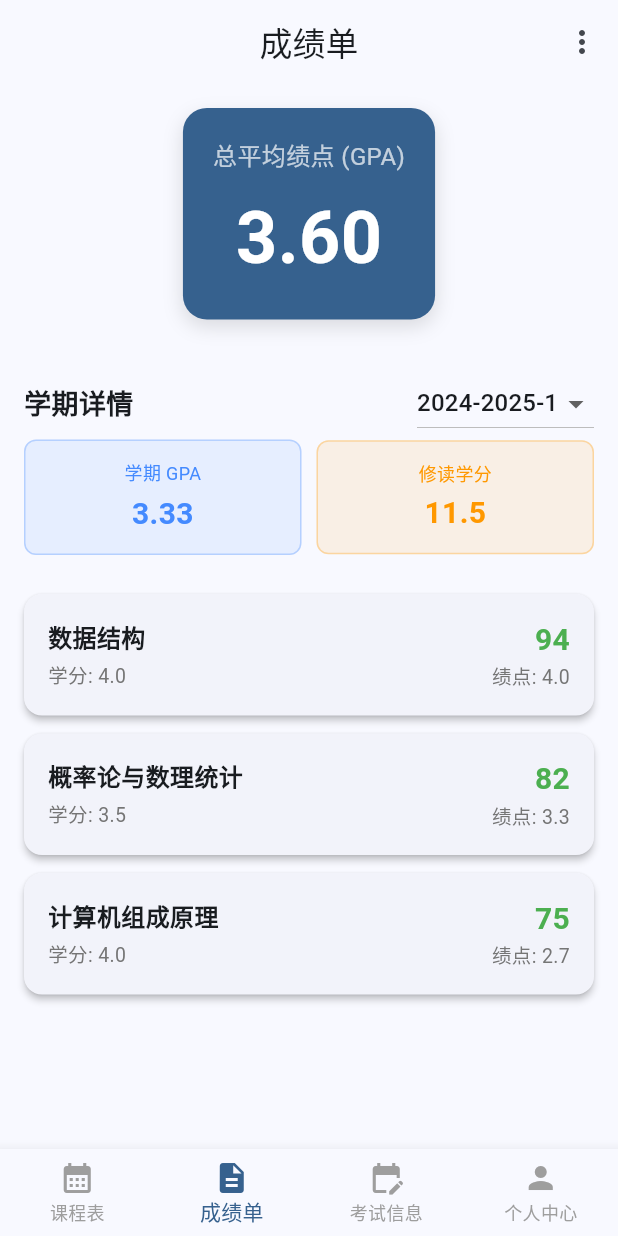
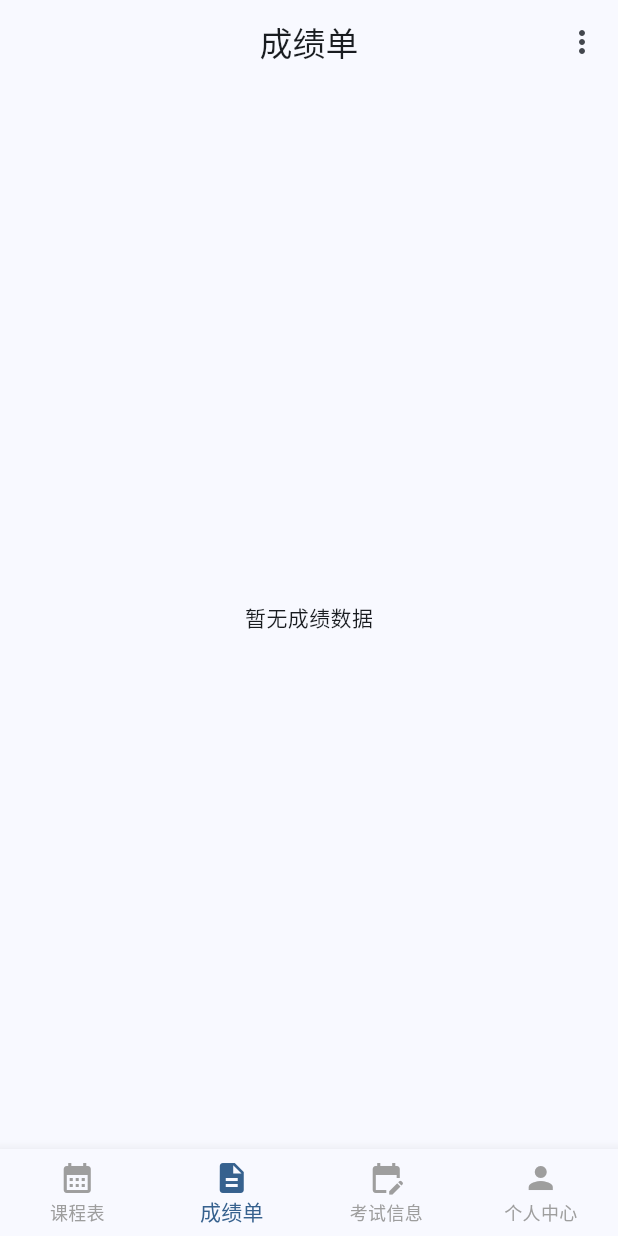
Before and after one commit to HsxMark/MySUES, a Flutter app: the screen it shows after launch, item 2 of the bottom bar chosen, on a phone screen of 412 x 824 dp. Run offline on Flutter 3.47's test engine with Material 3 defaults, Android fonts, the phone set to English and light mode, and no system bars; our stand-ins replace shared_preferences.

Commit message:
删除mock数据并新建导入pdf页面

```diff
--- a/lib/screens/transcript_screen.dart
+++ b/lib/screens/transcript_screen.dart
@@ -1,5 +1,6 @@
 import 'package:flutter/material.dart';
 import '../models/score.dart';
+import 'import_pdf_screen.dart';
 
 class TranscriptScreen extends StatefulWidget {
   const TranscriptScreen({super.key});
@@ -9,98 +10,7 @@
 }
 
 class _TranscriptScreenState extends State<TranscriptScreen> {
-  // Mock 数据
-  final List<Score> _allScores = [
-    // 2023-2024-1 学期
-    Score(
-      courseName: '高等数学 A',
-      credit: 5.0,
-      score: 92,
-      gradePoint: 4.0,
-      semester: '2023-2024-1',
-    ),
-    Score(
-      courseName: '大学英语 I',
-      credit: 3.0,
-      score: 88,
-      gradePoint: 3.7,
-      semester: '2023-2024-1',
-    ),
-    Score(
-      courseName: 'C语言程序设计',
-      credit: 4.0,
-      score: 95,
-      gradePoint: 4.0,
-      semester: '2023-2024-1',
-    ),
-    Score(
-      courseName: '思想道德修养',
-      credit: 2.0,
-      score: 85,
-      gradePoint: 3.3,
-      semester: '2023-2024-1',
-    ),
-    Score(
-      courseName: '体育 I',
-      credit: 1.0,
-      score: 80,
-      gradePoint: 3.0,
-      semester: '2023-2024-1',
-    ),
-
-    // 2023-2024-2 学期
-    Score(
-      courseName: '线性代数',
-      credit: 3.5,
-      score: 86,
-      gradePoint: 3.3,
-      semester: '2023-2024-2',
-    ),
-    Score(
-      courseName: '大学物理 A',
-      credit: 4.5,
-      score: 78,
-      gradePoint: 2.7,
-      semester: '2023-2024-2',
-    ),
-    Score(
-      courseName: '面向对象程序设计',
-      credit: 4.0,
-      score: 91,
-      gradePoint: 4.0,
-      semester: '2023-2024-2',
-    ),
-    Score(
-      courseName: '近代史纲要',
-      credit: 2.0,
-      score: 89,
-      gradePoint: 3.7,
-      semester: '2023-2024-2',
-    ),
-
-    // 2024-2025-1 学期
-    Score(
-      courseName: '数据结构',
-      credit: 4.0,
-      score: 94,
-      gradePoint: 4.0,
-      semester: '2024-2025-1',
-    ),
-    Score(
-      courseName: '概率论与数理统计',
-      credit: 3.5,
-      score: 82,
-      gradePoint: 3.0,
-      semester: '2024-2025-1',
-    ),
-    Score(
-      courseName: '计算机组成原理',
-      credit: 4.0,
-      score: 75,
-      gradePoint: 2.3,
-      semester: '2024-2025-1',
-    ),
-  ];
+  final List<Score> _allScores = [];
 
   late String _selectedSemester;
   late List<String> _semesters;
@@ -165,7 +75,15 @@
         actions: [
           PopupMenuButton<String>(
             onSelected: (value) {
-              // TODO: Implement menu actions
+              if (value == 'pdf') {
+                Navigator.push(
+                  context,
+                  MaterialPageRoute(
+                    builder: (context) => const ImportPdfScreen(),
+                  ),
+                );
+              }
+              // TODO: Implement other menu actions
             },
             itemBuilder: (BuildContext context) {
               return [
```
Also changed, not shown: lib/screens/import_pdf_screen.dart (added, +78 -0 lines).
